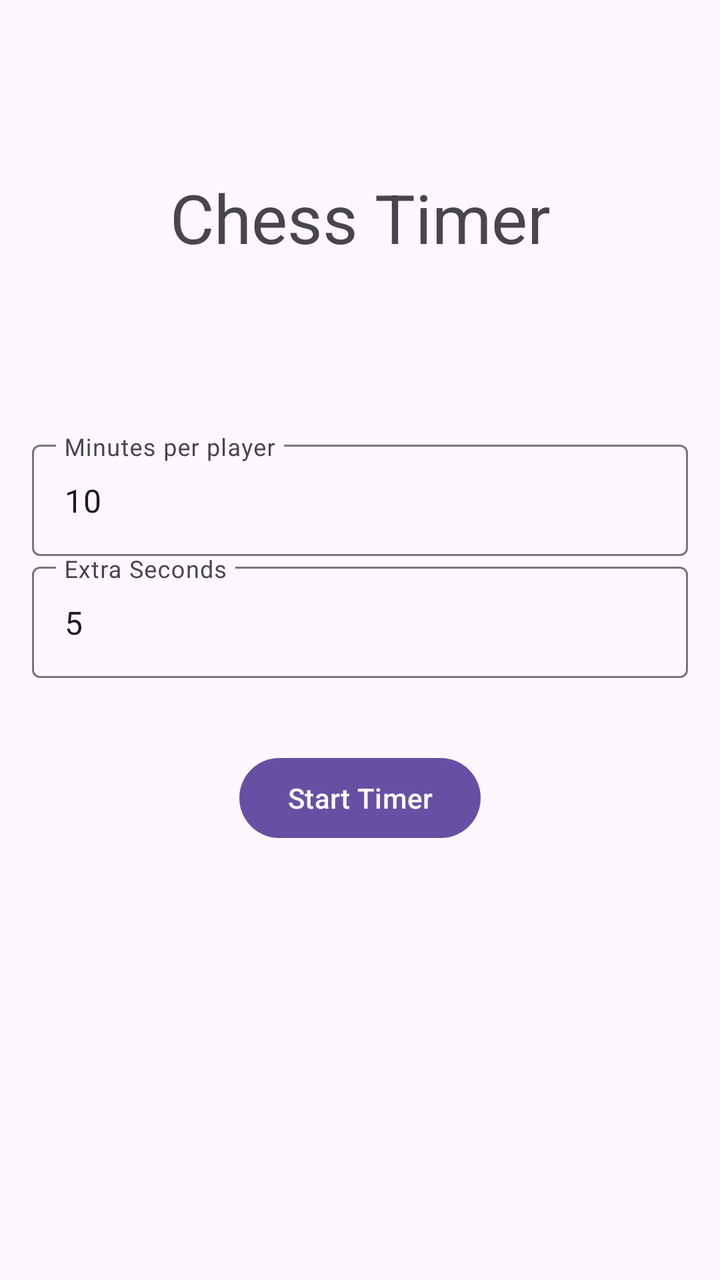
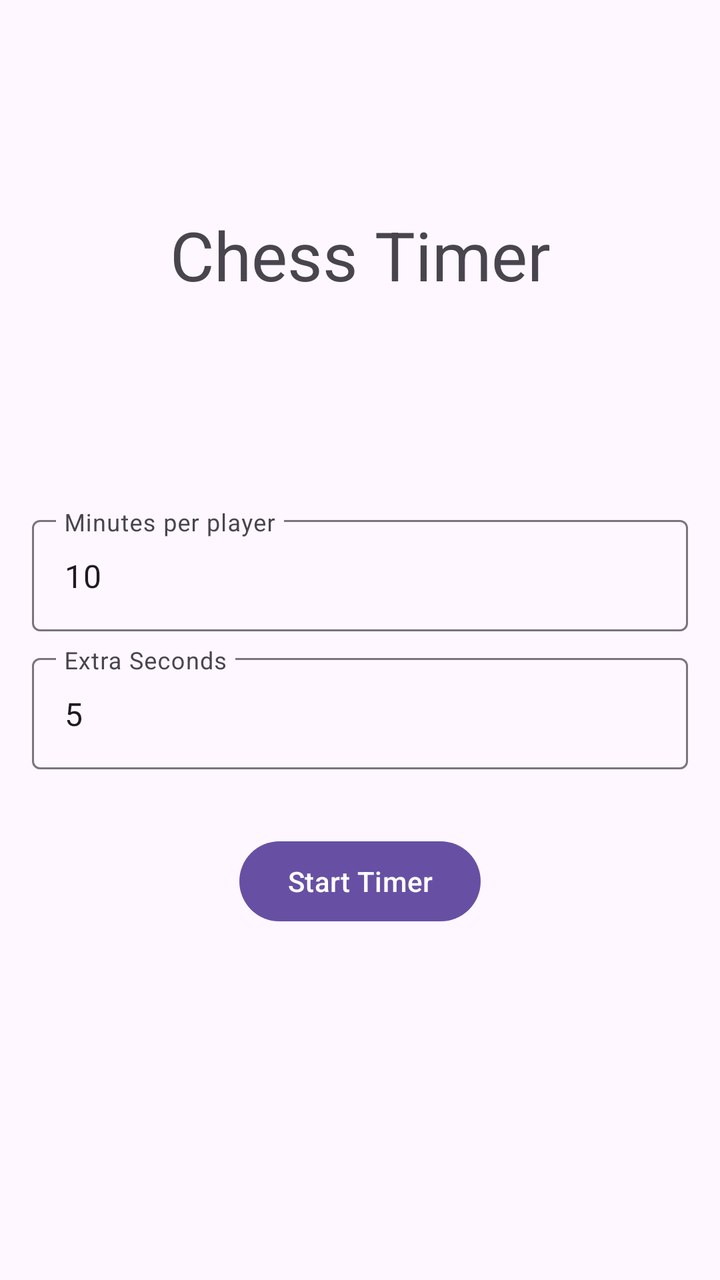

Screens rendered from an Android XML layout before and after an edit, with the pre-edit source and the edit as a unified diff.
<!-- AndroidManifest.xml: application theme Theme.ChessTimer -->
<!-- res/layout/activity_main.xml -->
<?xml version="1.0" encoding="utf-8"?>
<androidx.constraintlayout.widget.ConstraintLayout
    xmlns:android="http://schemas.android.com/apk/res/android"
    xmlns:tools="http://schemas.android.com/tools"
    xmlns:app="http://schemas.android.com/apk/res-auto"
    android:id="@+id/main"
    android:layout_width="match_parent"
    android:layout_height="match_parent"
    tools:context=".MainActivity">

    <TextView
        android:layout_width="wrap_content"
        android:layout_height="wrap_content"
        app:layout_constraintTop_toTopOf="parent"
        app:layout_constraintBottom_toTopOf="@id/inputForm"
        android:text="Chess Timer"
        app:layout_constraintStart_toStartOf="parent"
        app:layout_constraintEnd_toEndOf="parent"
        style="@style/TextAppearance.AppCompat.Display1"/>

    <LinearLayout
        android:id="@+id/inputForm"
        android:layout_width="match_parent"
        android:layout_height="wrap_content"
        android:layout_margin="16dp"
        android:gravity="center"
        android:orientation="vertical"
        app:layout_constraintBottom_toBottomOf="parent"
        app:layout_constraintEnd_toEndOf="parent"
        app:layout_constraintStart_toStartOf="parent"
        app:layout_constraintTop_toTopOf="parent">

        <com.google.android.material.textfield.TextInputLayout
            android:id="@+id/inputTimerDuration"
            style="?attr/textInputOutlinedStyle"
            android:layout_width="match_parent"
            android:layout_height="wrap_content"
            android:hint="Minutes per player">

            <com.google.android.material.textfield.TextInputEditText
                android:layout_width="match_parent"
                android:layout_height="wrap_content"
                android:inputType="number"
                android:text="10"/>
        </com.google.android.material.textfield.TextInputLayout>

        <com.google.android.material.textfield.TextInputLayout
            android:id="@+id/inputTimerIncrement"
            style="?attr/textInputOutlinedStyle"
            android:layout_width="match_parent"
            android:layout_height="wrap_content"
            android:layout_marginBottom="36dp"
            android:hint="Extra Seconds">

            <com.google.android.material.textfield.TextInputEditText
                android:layout_width="match_parent"
                android:layout_height="wrap_content"
                android:inputType="number"
                android:text="5"/>
        </com.google.android.material.textfield.TextInputLayout>

        <Button
            android:id="@+id/btnSubmit"
            style="@style/Widget.Material3Expressive.Button.TonalButton"
            android:layout_width="wrap_content"
            android:layout_height="wrap_content"
            android:text="Start Timer"
            app:materialSizeOverlay="@style/SizeOverlay.Material3Expressive.Button.Medium" />

    </LinearLayout>

</androidx.constraintlayout.widget.ConstraintLayout>
<!-- resources referenced by this layout -->
<resources>
  <style name="Theme.ChessTimer" parent="Base.Theme.ChessTimer" />
  <style name="Base.Theme.ChessTimer" parent="Theme.Material3.DayNight.NoActionBar">
          
          
      </style>
</resources>

<!-- the commit's change to res/layout/activity_main.xml (unified diff, before → after) -->
@@ -28,7 +28,8 @@
         app:layout_constraintBottom_toBottomOf="parent"
         app:layout_constraintEnd_toEndOf="parent"
         app:layout_constraintStart_toStartOf="parent"
-        app:layout_constraintTop_toTopOf="parent">
+        app:layout_constraintTop_toTopOf="parent"
+        app:layout_constraintVertical_bias="0.6">
 
         <com.google.android.material.textfield.TextInputLayout
             android:id="@+id/inputTimerDuration"
@@ -41,23 +42,30 @@
                 android:layout_width="match_parent"
                 android:layout_height="wrap_content"
                 android:inputType="number"
-                android:text="10"/>
+                android:text="10" />
         </com.google.android.material.textfield.TextInputLayout>
+
+        <Space
+            android:layout_width="match_parent"
+            android:layout_height="8dp" />
 
         <com.google.android.material.textfield.TextInputLayout
             android:id="@+id/inputTimerIncrement"
             style="?attr/textInputOutlinedStyle"
             android:layout_width="match_parent"
             android:layout_height="wrap_content"
-            android:layout_marginBottom="36dp"
             android:hint="Extra Seconds">
 
             <com.google.android.material.textfield.TextInputEditText
                 android:layout_width="match_parent"
                 android:layout_height="wrap_content"
                 android:inputType="number"
-                android:text="5"/>
+                android:text="5" />
         </com.google.android.material.textfield.TextInputLayout>
+
+        <Space
+            android:layout_width="match_parent"
+            android:layout_height="32dp"/>
 
         <Button
             android:id="@+id/btnSubmit"
